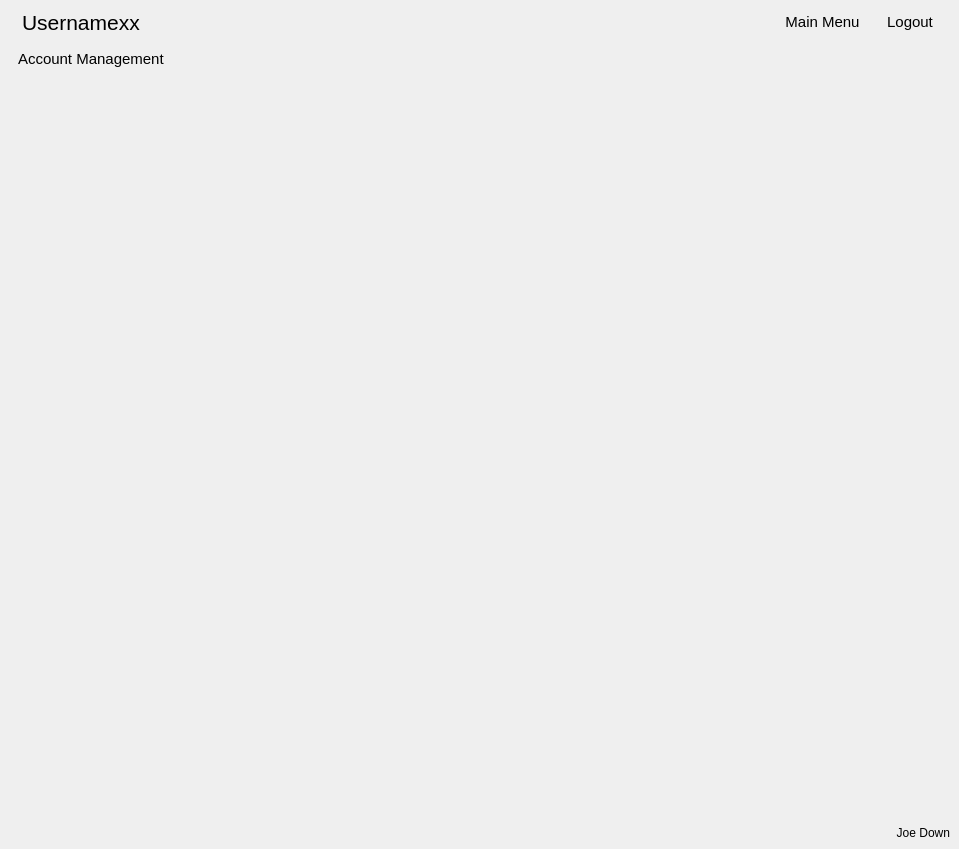
Qt form window.ui (AnthropomorphicMonkey/Coursework) before a commit.
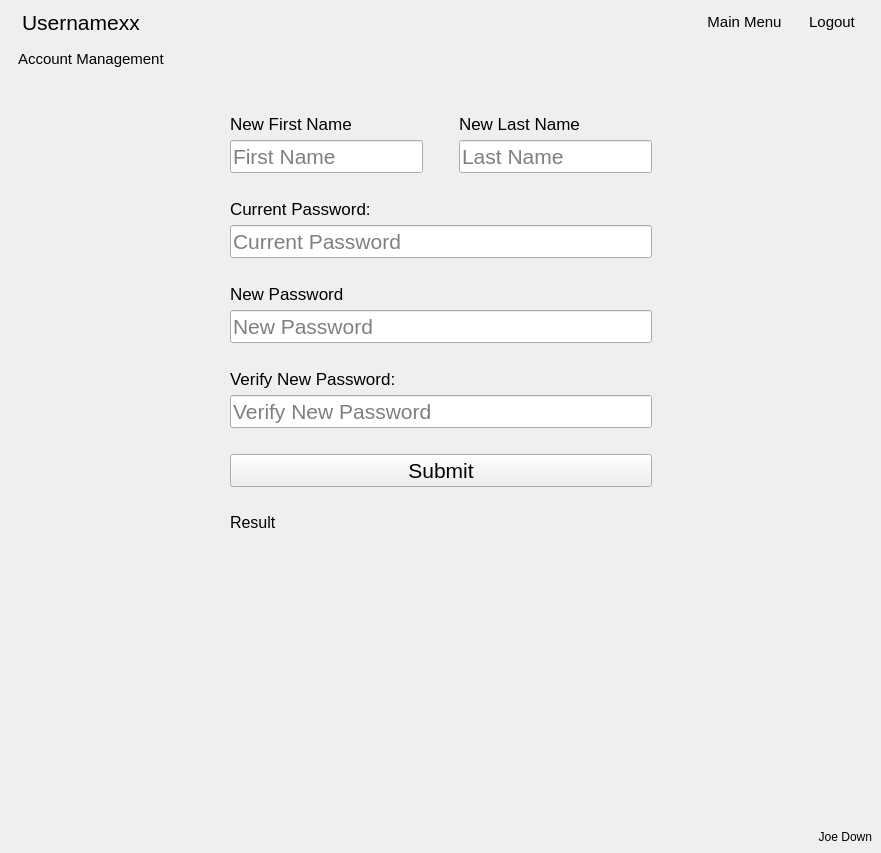
The same form after that commit. The open tabs and pages were chosen to show the change. Icons and pictures are not drawn.

Commit message: Account management page setup

What changed in the file:
```diff
--- a/window.ui
+++ b/window.ui
@@ -6,8 +6,8 @@
    <rect>
     <x>0</x>
     <y>0</y>
-       <width>959</width>
-       <height>849</height>
+       <width>881</width>
+       <height>853</height>
    </rect>
   </property>
   <property name="font">
@@ -1854,29 +1854,394 @@
          <widget class="QWidget" name="account_management_page">
              <layout class="QVBoxLayout" name="verticalLayout_22">
                  <item>
-                     <widget class="QLabel" name="label_8">
-                         <property name="font">
-                             <font>
-                                 <pointsize>11</pointsize>
-                             </font>
-                         </property>
-                         <property name="text">
-                             <string>Account Management</string>
-                         </property>
-                     </widget>
-                 </item>
-                 <item>
-                     <spacer name="verticalSpacer_30">
-                         <property name="orientation">
-                             <enum>Qt::Vertical</enum>
-                         </property>
-                         <property name="sizeHint" stdset="0">
-                             <size>
-                                 <width>20</width>
-                                 <height>705</height>
-                             </size>
-                         </property>
-                     </spacer>
+                     <layout class="QVBoxLayout" name="verticalLayout_28">
+                         <item>
+                             <widget class="QLabel" name="label_18">
+                                 <property name="font">
+                                     <font>
+                                         <pointsize>11</pointsize>
+                                     </font>
+                                 </property>
+                                 <property name="text">
+                                     <string>Account Management</string>
+                                 </property>
+                             </widget>
+                         </item>
+                         <item>
+                             <spacer name="verticalSpacer_21">
+                                 <property name="orientation">
+                                     <enum>Qt::Vertical</enum>
+                                 </property>
+                                 <property name="sizeType">
+                                     <enum>QSizePolicy::Fixed</enum>
+                                 </property>
+                                 <property name="sizeHint" stdset="0">
+                                     <size>
+                                         <width>20</width>
+                                         <height>40</height>
+                                     </size>
+                                 </property>
+                             </spacer>
+                         </item>
+                         <item>
+                             <layout class="QHBoxLayout" name="horizontalLayout_19">
+                                 <item>
+                                     <spacer name="horizontalSpacer_21">
+                                         <property name="orientation">
+                                             <enum>Qt::Horizontal</enum>
+                                         </property>
+                                         <property name="sizeHint" stdset="0">
+                                             <size>
+                                                 <width>40</width>
+                                                 <height>20</height>
+                                             </size>
+                                         </property>
+                                     </spacer>
+                                 </item>
+                                 <item>
+                                     <layout class="QVBoxLayout" name="verticalLayout_29">
+                                         <item>
+                                             <layout class="QHBoxLayout" name="horizontalLayout_20">
+                                                 <item>
+                                                     <layout class="QVBoxLayout" name="verticalLayout_30">
+                                                         <item>
+                                                             <widget class="QLabel"
+                                                                     name="account_management_first_name_label">
+                                                                 <property name="font">
+                                                                     <font>
+                                                                         <pointsize>13</pointsize>
+                                                                     </font>
+                                                                 </property>
+                                                                 <property name="text">
+                                                                     <string>New First Name</string>
+                                                                 </property>
+                                                             </widget>
+                                                         </item>
+                                                         <item>
+                                                             <widget class="QLineEdit"
+                                                                     name="account_management_first_name_input">
+                                                                 <property name="font">
+                                                                     <font>
+                                                                         <pointsize>16</pointsize>
+                                                                     </font>
+                                                                 </property>
+                                                                 <property name="placeholderText">
+                                                                     <string>First Name</string>
+                                                                 </property>
+                                                             </widget>
+                                                         </item>
+                                                     </layout>
+                                                 </item>
+                                                 <item>
+                                                     <spacer name="horizontalSpacer_22">
+                                                         <property name="orientation">
+                                                             <enum>Qt::Horizontal</enum>
+                                                         </property>
+                                                         <property name="sizeType">
+                                                             <enum>QSizePolicy::Fixed</enum>
+                                                         </property>
+                                                         <property name="sizeHint" stdset="0">
+                                                             <size>
+                                                                 <width>30</width>
+                                                                 <height>0</height>
+                                                             </size>
+                                                         </property>
+                                                     </spacer>
+                                                 </item>
+                                                 <item>
+                                                     <layout class="QVBoxLayout" name="verticalLayout_31">
+                                                         <item>
+                                                             <widget class="QLabel"
+                                                                     name="account_management_last_name_label">
+                                                                 <property name="font">
+                                                                     <font>
+                                                                         <pointsize>13</pointsize>
+                                                                     </font>
+                                                                 </property>
+                                                                 <property name="text">
+                                                                     <string>New Last Name</string>
+                                                                 </property>
+                                                             </widget>
+                                                         </item>
+                                                         <item>
+                                                             <widget class="QLineEdit"
+                                                                     name="account_management_last_name_input">
+                                                                 <property name="font">
+                                                                     <font>
+                                                                         <pointsize>16</pointsize>
+                                                                     </font>
+                                                                 </property>
+                                                                 <property name="placeholderText">
+                                                                     <string>Last Name</string>
+                                                                 </property>
+                                                             </widget>
+                                                         </item>
+                                                     </layout>
+                                                 </item>
+                                             </layout>
+                                         </item>
+                                         <item>
+                                             <spacer name="verticalSpacer_23">
+                                                 <property name="orientation">
+                                                     <enum>Qt::Vertical</enum>
+                                                 </property>
+                                                 <property name="sizeType">
+                                                     <enum>QSizePolicy::Fixed</enum>
+                                                 </property>
+                                                 <property name="sizeHint" stdset="0">
+                                                     <size>
+                                                         <width>0</width>
+                                                         <height>20</height>
+                                                     </size>
+                                                 </property>
+                                             </spacer>
+                                         </item>
+                                         <item>
+                                             <widget class="QLabel" name="account_management_old_password_label">
+                                                 <property name="sizePolicy">
+                                                     <sizepolicy hsizetype="Preferred" vsizetype="Fixed">
+                                                         <horstretch>0</horstretch>
+                                                         <verstretch>0</verstretch>
+                                                     </sizepolicy>
+                                                 </property>
+                                                 <property name="font">
+                                                     <font>
+                                                         <pointsize>13</pointsize>
+                                                     </font>
+                                                 </property>
+                                                 <property name="text">
+                                                     <string>Current Password:</string>
+                                                 </property>
+                                             </widget>
+                                         </item>
+                                         <item>
+                                             <widget class="QLineEdit" name="account_management_old_password_input">
+                                                 <property name="sizePolicy">
+                                                     <sizepolicy hsizetype="Preferred" vsizetype="Fixed">
+                                                         <horstretch>0</horstretch>
+                                                         <verstretch>0</verstretch>
+                                                     </sizepolicy>
+                                                 </property>
+                                                 <property name="font">
+                                                     <font>
+                                                         <pointsize>16</pointsize>
+                                                     </font>
+                                                 </property>
+                                                 <property name="echoMode">
+                                                     <enum>QLineEdit::Password</enum>
+                                                 </property>
+                                                 <property name="placeholderText">
+                                                     <string>Current Password</string>
+                                                 </property>
+                                             </widget>
+                                         </item>
+                                         <item>
+                                             <spacer name="verticalSpacer_25">
+                                                 <property name="orientation">
+                                                     <enum>Qt::Vertical</enum>
+                                                 </property>
+                                                 <property name="sizeType">
+                                                     <enum>QSizePolicy::Fixed</enum>
+                                                 </property>
+                                                 <property name="sizeHint" stdset="0">
+                                                     <size>
+                                                         <width>0</width>
+                                                         <height>20</height>
+                                                     </size>
+                                                 </property>
+                                             </spacer>
+                                         </item>
+                                         <item>
+                                             <widget class="QLabel" name="account_management_new_password_label">
+                                                 <property name="sizePolicy">
+                                                     <sizepolicy hsizetype="Preferred" vsizetype="Fixed">
+                                                         <horstretch>0</horstretch>
+                                                         <verstretch>0</verstretch>
+                                                     </sizepolicy>
+                                                 </property>
+                                                 <property name="font">
+                                                     <font>
+                                                         <pointsize>13</pointsize>
+                                                     </font>
+                                                 </property>
+                                                 <property name="text">
+                                                     <string>New Password</string>
+                                                 </property>
+                                             </widget>
+                                         </item>
+                                         <item>
+                                             <widget class="QLineEdit" name="account_management_new_password_input">
+                                                 <property name="sizePolicy">
+                                                     <sizepolicy hsizetype="Preferred" vsizetype="Fixed">
+                                                         <horstretch>0</horstretch>
+                                                         <verstretch>0</verstretch>
+                                                     </sizepolicy>
+                                                 </property>
+                                                 <property name="font">
+                                                     <font>
+                                                         <pointsize>16</pointsize>
+                                                     </font>
+                                                 </property>
+                                                 <property name="echoMode">
+                                                     <enum>QLineEdit::Password</enum>
+                                                 </property>
+                                                 <property name="placeholderText">
+                                                     <string>New Password</string>
+                                                 </property>
+                                             </widget>
+                                         </item>
+                                         <item>
+                                             <spacer name="verticalSpacer_27">
+                                                 <property name="orientation">
+                                                     <enum>Qt::Vertical</enum>
+                                                 </property>
+                                                 <property name="sizeType">
+                                                     <enum>QSizePolicy::Fixed</enum>
+                                                 </property>
+                                                 <property name="sizeHint" stdset="0">
+                                                     <size>
+                                                         <width>0</width>
+                                                         <height>20</height>
+                                                     </size>
+                                                 </property>
+                                             </spacer>
+                                         </item>
+                                         <item>
+                                             <widget class="QLabel" name="account_management_verify_new_password_label">
+                                                 <property name="sizePolicy">
+                                                     <sizepolicy hsizetype="Preferred" vsizetype="Fixed">
+                                                         <horstretch>0</horstretch>
+                                                         <verstretch>0</verstretch>
+                                                     </sizepolicy>
+                                                 </property>
+                                                 <property name="font">
+                                                     <font>
+                                                         <pointsize>13</pointsize>
+                                                     </font>
+                                                 </property>
+                                                 <property name="text">
+                                                     <string>Verify New Password:</string>
+                                                 </property>
+                                             </widget>
+                                         </item>
+                                         <item>
+                                             <widget class="QLineEdit"
+                                                     name="account_management_new_password_verify_input">
+                                                 <property name="sizePolicy">
+                                                     <sizepolicy hsizetype="Preferred" vsizetype="Fixed">
+                                                         <horstretch>0</horstretch>
+                                                         <verstretch>0</verstretch>
+                                                     </sizepolicy>
+                                                 </property>
+                                                 <property name="font">
+                                                     <font>
+                                                         <pointsize>16</pointsize>
+                                                     </font>
+                                                 </property>
+                                                 <property name="echoMode">
+                                                     <enum>QLineEdit::Password</enum>
+                                                 </property>
+                                                 <property name="placeholderText">
+                                                     <string>Verify New Password</string>
+                                                 </property>
+                                             </widget>
+                                         </item>
+                                         <item>
+                                             <spacer name="verticalSpacer_30">
+                                                 <property name="orientation">
+                                                     <enum>Qt::Vertical</enum>
+                                                 </property>
+                                                 <property name="sizeType">
+                                                     <enum>QSizePolicy::Fixed</enum>
+                                                 </property>
+                                                 <property name="sizeHint" stdset="0">
+                                                     <size>
+                                                         <width>0</width>
+                                                         <height>20</height>
+                                                     </size>
+                                                 </property>
+                                             </spacer>
+                                         </item>
+                                         <item>
+                                             <widget class="QPushButton" name="account_management_submit_button">
+                                                 <property name="sizePolicy">
+                                                     <sizepolicy hsizetype="Preferred" vsizetype="Fixed">
+                                                         <horstretch>0</horstretch>
+                                                         <verstretch>0</verstretch>
+                                                     </sizepolicy>
+                                                 </property>
+                                                 <property name="font">
+                                                     <font>
+                                                         <pointsize>16</pointsize>
+                                                     </font>
+                                                 </property>
+                                                 <property name="text">
+                                                     <string>Submit</string>
+                                                 </property>
+                                             </widget>
+                                         </item>
+                                         <item>
+                                             <spacer name="verticalSpacer_29">
+                                                 <property name="orientation">
+                                                     <enum>Qt::Vertical</enum>
+                                                 </property>
+                                                 <property name="sizeType">
+                                                     <enum>QSizePolicy::Fixed</enum>
+                                                 </property>
+                                                 <property name="sizeHint" stdset="0">
+                                                     <size>
+                                                         <width>0</width>
+                                                         <height>20</height>
+                                                     </size>
+                                                 </property>
+                                             </spacer>
+                                         </item>
+                                         <item>
+                                             <widget class="QLabel" name="account_management_success_output">
+                                                 <property name="font">
+                                                     <font>
+                                                         <pointsize>12</pointsize>
+                                                     </font>
+                                                 </property>
+                                                 <property name="text">
+                                                     <string>Result</string>
+                                                 </property>
+                                             </widget>
+                                         </item>
+                                         <item>
+                                             <spacer name="verticalSpacer_33">
+                                                 <property name="orientation">
+                                                     <enum>Qt::Vertical</enum>
+                                                 </property>
+                                                 <property name="sizeType">
+                                                     <enum>QSizePolicy::Expanding</enum>
+                                                 </property>
+                                                 <property name="sizeHint" stdset="0">
+                                                     <size>
+                                                         <width>0</width>
+                                                         <height>20</height>
+                                                     </size>
+                                                 </property>
+                                             </spacer>
+                                         </item>
+                                     </layout>
+                                 </item>
+                                 <item>
+                                     <spacer name="horizontalSpacer_23">
+                                         <property name="orientation">
+                                             <enum>Qt::Horizontal</enum>
+                                         </property>
+                                         <property name="sizeHint" stdset="0">
+                                             <size>
+                                                 <width>40</width>
+                                                 <height>20</height>
+                                             </size>
+                                         </property>
+                                     </spacer>
+                                 </item>
+                             </layout>
+                         </item>
+                     </layout>
                  </item>
              </layout>
          </widget>
```
Left out of the diff: 2 changed lines with no effect on the pictures. The commit also changes 4 other files.
